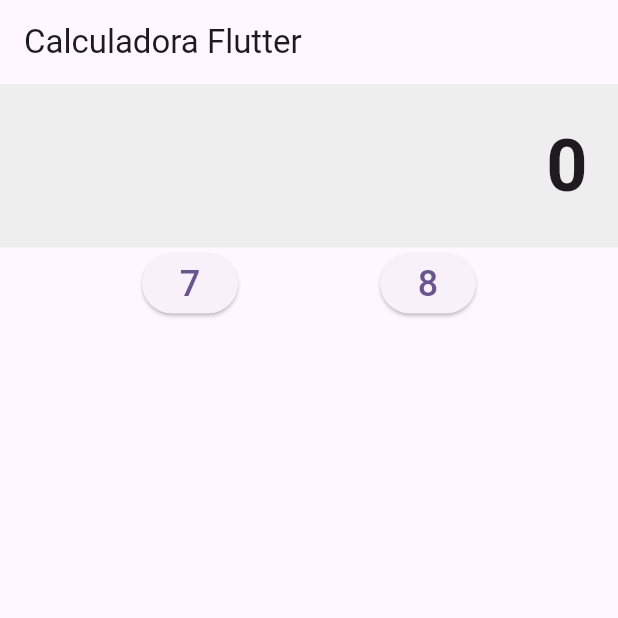
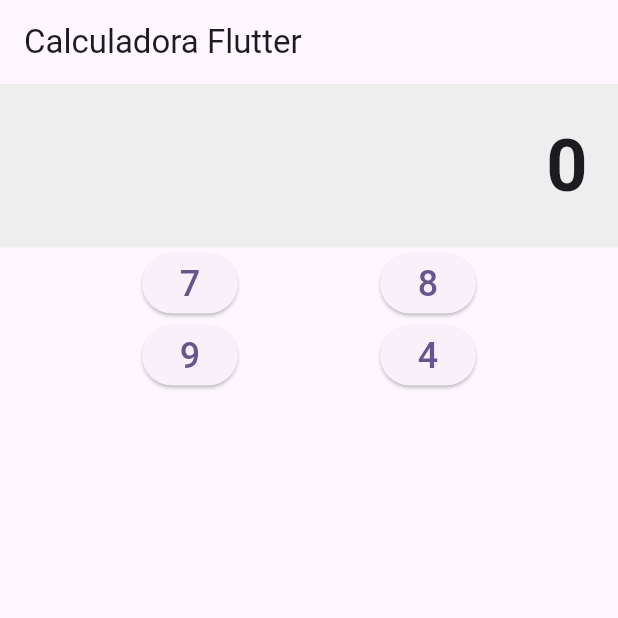
Before and after one commit to W17Code/calculadora_flutter, a Flutter app: the screen it shows after launch, on a phone screen of 412 x 824 dp, the top half of it. Run offline on Flutter 3.47's test engine with Material 3 defaults, Android fonts, the phone set to English and light mode, and no system bars.

Commit message:
Se agregan botones 9 y 4

```diff
--- a/lib/home/home.dart
+++ b/lib/home/home.dart
@@ -33,6 +33,19 @@ class MyHomePage extends StatelessWidget {
               ),
             ],
           ),
+          Row(
+            mainAxisAlignment: MainAxisAlignment.spaceEvenly,
+            children: [
+              ElevatedButton(
+                onPressed: () {},
+                child: const Text('9', style: TextStyle(fontSize: 24)),
+              ),
+              ElevatedButton(
+                onPressed: () {},
+                child: const Text('4', style: TextStyle(fontSize: 24)),
+              ),
+            ],
+          ),
         ],
       ),
     );
```
